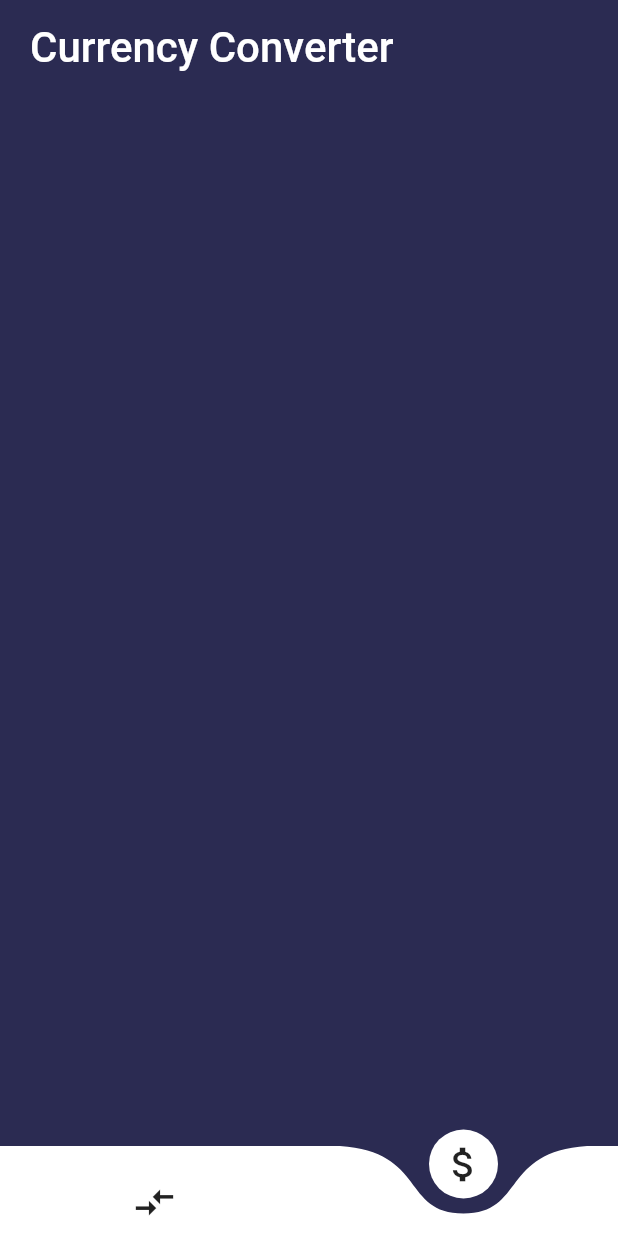
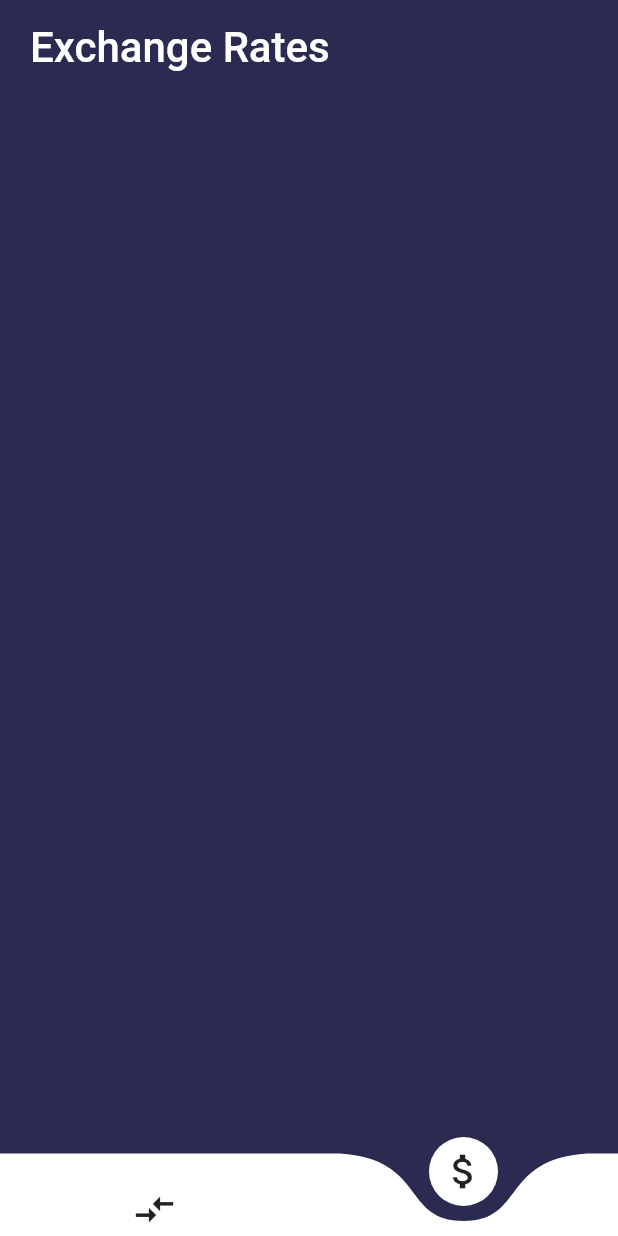
Before and after one commit to Rajdeep-Ray/Currency-Convertor-App, a Flutter app: the screen it shows after launch, swiped to page 2, on a phone screen of 412 x 824 dp. Run offline on Flutter 3.47's test engine with Material 2 defaults, Android fonts, the phone set to English and light mode, and no system bars; drawn by our look-alikes of curved_navigation_bar.

Commit message:
commit to 'master'

```diff
--- a/lib/main.dart
+++ b/lib/main.dart
@@ -15,7 +15,6 @@ class MyApp extends StatelessWidget {
           child: child,
         );
       },
-      title: 'Rajdeep Ray',
       debugShowCheckedModeBanner: false,
       theme: ThemeData(
         primarySwatch: Colors.blue,
@@ -44,7 +43,7 @@ class _MyHomePageState extends State<MyHomePage> {
       backgroundColor: Color(0xFF2B2B52),
       bottomNavigationBar: CurvedNavigationBar(
         index: _currentIndex,
-        height: 60.0,
+        height: 55.0,
         items: <Widget>[
           Icon(Icons.compare_arrows, size: 30),
           Icon(Icons.attach_money, size: 30),
--- a/lib/screens/convert.dart
+++ b/lib/screens/convert.dart
@@ -19,7 +19,7 @@ class _MyConvertState extends State<MyConvert> {
               "Currency Converter",
               style: TextStyle(
                 color: Colors.white,
-                fontSize: 28,
+                fontSize: 30,
                 fontWeight: FontWeight.w500,
               ),
             ),
--- a/lib/screens/exchange.dart
+++ b/lib/screens/exchange.dart
@@ -16,7 +16,7 @@ class _MyExchangeState extends State<MyExchange> {
             padding: EdgeInsets.symmetric(vertical: 15, horizontal: 20),
             alignment: Alignment.centerLeft,
             child: Text(
-              "Currency Converter",
+              "Exchange Rates",
               style: TextStyle(
                 color: Colors.white,
                 fontSize: 28,
```
Also changed, not shown: pubspec.yaml (+2 -5 lines), pubspec.lock.
